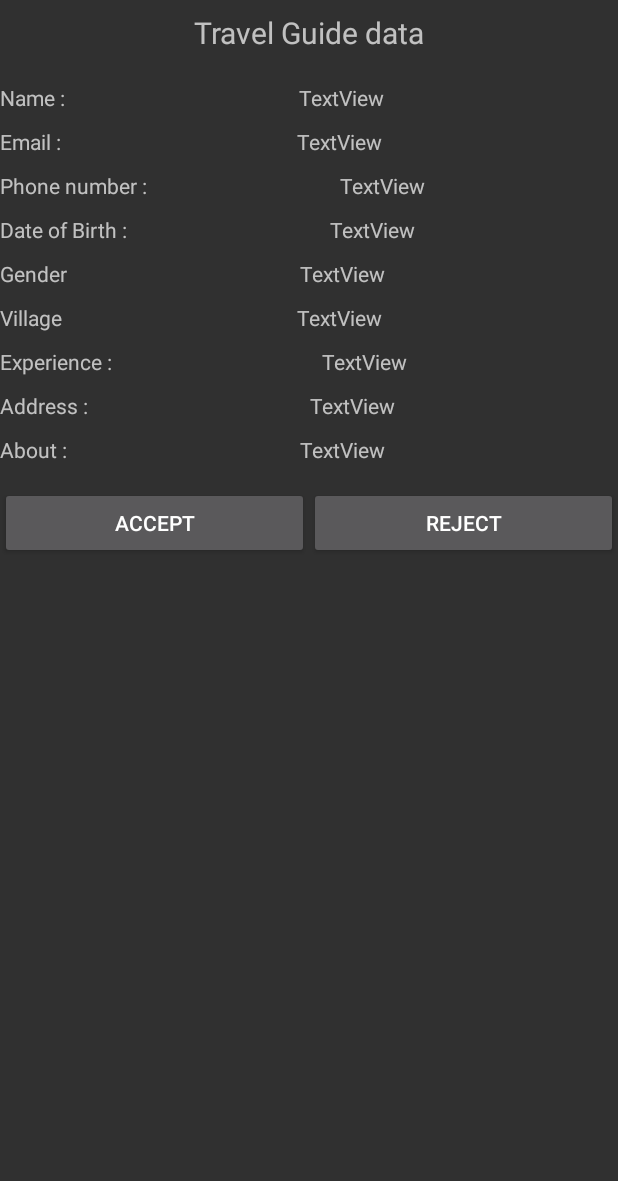
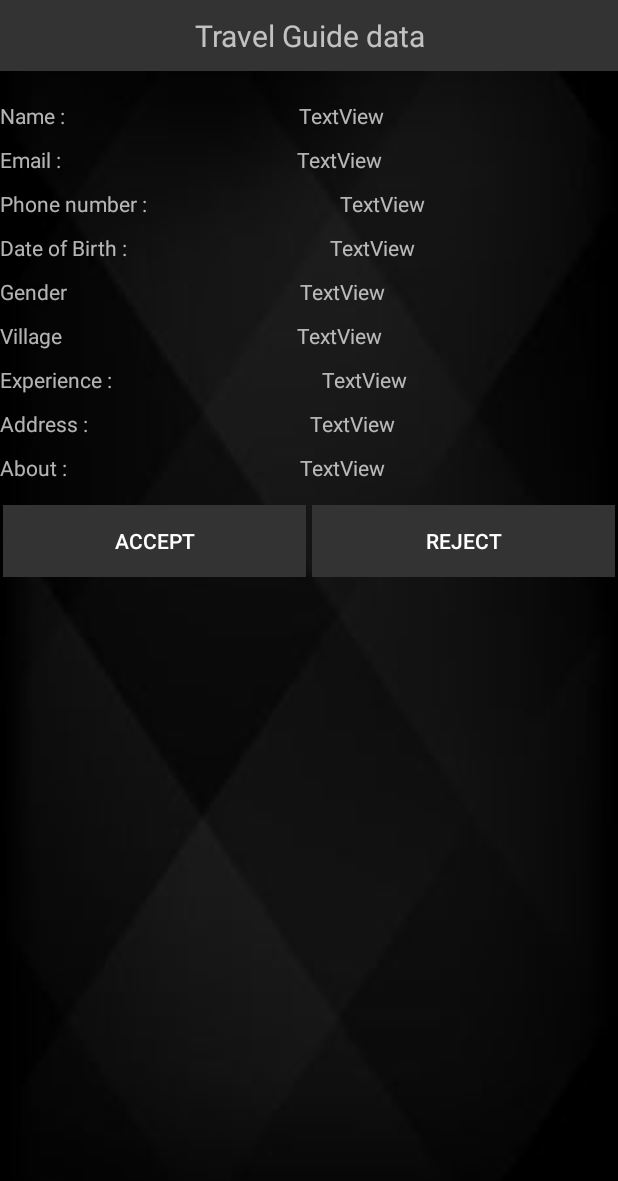
Before and after one commit to devil-r/RURAL-TRAVELLER, an Android app: the TGDataForAdmin screen opened directly, with no data from a screen before it, on a phone screen of 412 x 824 dp. Shown: the top 1181 px of the screen. Run offline under Robolectric (Android 15) with nearby library versions, the phone set to English and light mode, and no system bars.

Commit message:
changes recieve 	modified:   my app/.idea/caches/gradle_models.ser        modified:   my app/.idea/vcs.xml 	modified:   my app/app/src/main/java/com/example/souhardkataria/ruralt/registertravelguide.java 	modified:   my app/app/src/main/res/layout/activity_tgdata_for_admin.xml

```diff
--- a/my app/app/src/main/java/com/example/souhardkataria/ruralt/registertravelguide.java
+++ b/my app/app/src/main/java/com/example/souhardkataria/ruralt/registertravelguide.java
@@ -57,7 +57,6 @@
                 String id=mdatabase.push().getKey();
                 com.example.souhardkataria.ruralt.register_users u=new com.example.souhardkataria.ruralt.register_users(name.getText().toString(),email.getText().toString(),ph,dd,gender,spinner.getSelectedItem().toString(),
                         ad.getText().toString(),ab.getText().toString(),y.getText().toString(),id);
-                mdatabase.child(id).setValue(u);
                 int flag=0;
                 String ee=email.getText().toString();
                 if(name.getText().toString().isEmpty())
@@ -92,11 +91,12 @@
                 }
                 if(flag==0){
                     Toast.makeText(registertravelguide.this, "YOUR REGISTER REQUEST HAS BEEN SENT", Toast.LENGTH_LONG).show();
-
+                    mdatabase.child(id).setValue(u);
                     Intent i=new Intent(registertravelguide.this,travelguidelogin.class);
                     finish();
                     startActivity(i);
             }}
+
         });
         spinner = findViewById(R.id.spinner1);
 
--- a/my app/app/src/main/res/layout/activity_tgdata_for_admin.xml
+++ b/my app/app/src/main/res/layout/activity_tgdata_for_admin.xml
@@ -2,6 +2,7 @@
 <ScrollView android:layout_height="match_parent"
     android:layout_width="match_parent"
     android:fillViewport="true"
+    android:background="@drawable/dark"
     xmlns:android="http://schemas.android.com/apk/res/android">
 
 <android.support.constraint.ConstraintLayout xmlns:android="http://schemas.android.com/apk/res/android"
@@ -13,9 +14,12 @@
 
     <TextView
         android:id="@+id/textView21"
-        android:layout_width="wrap_content"
+        android:layout_width="match_parent"
         android:layout_height="wrap_content"
-        android:layout_marginTop="8dp"
+        android:paddingTop="10sp"
+        android:paddingBottom="10sp"
+        android:gravity="center"
+        android:background="#333"
         android:text="Travel Guide data"
         android:textSize="20sp"
         app:layout_constraintEnd_toEndOf="parent"
@@ -256,6 +260,9 @@
             android:layout_width="wrap_content"
             android:layout_height="wrap_content"
             android:layout_weight="1"
+            android:background="#333"
+            android:layout_marginRight="2sp"
+            android:layout_marginLeft="2sp"
             android:text="Accept" />
 
         <Button
@@ -263,6 +270,9 @@
             android:layout_width="wrap_content"
             android:layout_height="wrap_content"
             android:layout_weight="1"
+            android:layout_marginLeft="2sp"
+            android:layout_marginRight="2sp"
+            android:background="#333"
             android:text="Reject" />
     </LinearLayout>
 
```
Also changed, not shown: 1 other file.
